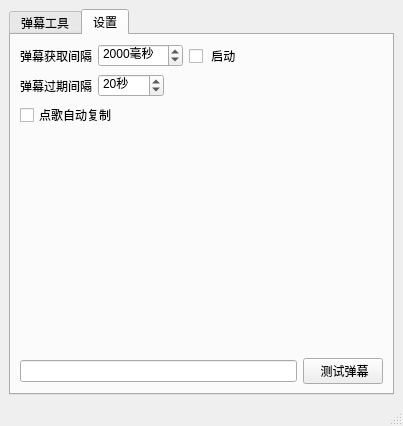
This is mainwindow.ui in iwxyi/Bilibili-MagicalDanmaku as Qt 5 draws it before an edit. The edited form follows.
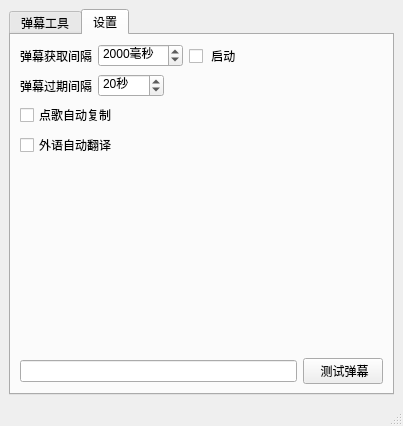
This is the edited form. The open tabs and pages were chosen to show the change.

Commit message: 新增日语自动翻译

Diff of the .ui file:
```diff
--- a/mainwindow.ui
+++ b/mainwindow.ui
@@ -181,6 +181,20 @@
           </item>
          </layout>
         </item>
+        <item>
+         <layout class="QHBoxLayout" name="horizontalLayout_7">
+          <property name="topMargin">
+           <number>0</number>
+          </property>
+          <item>
+           <widget class="QCheckBox" name="languageAutoTranslateCheck">
+            <property name="text">
+             <string>外语自动翻译</string>
+            </property>
+           </widget>
+          </item>
+         </layout>
+        </item>
         <item>
          <spacer name="verticalSpacer_2">
           <property name="orientation">
```
Left out of the diff: 2 changed lines with no effect on the pictures. The commit also changes 4 other files.
